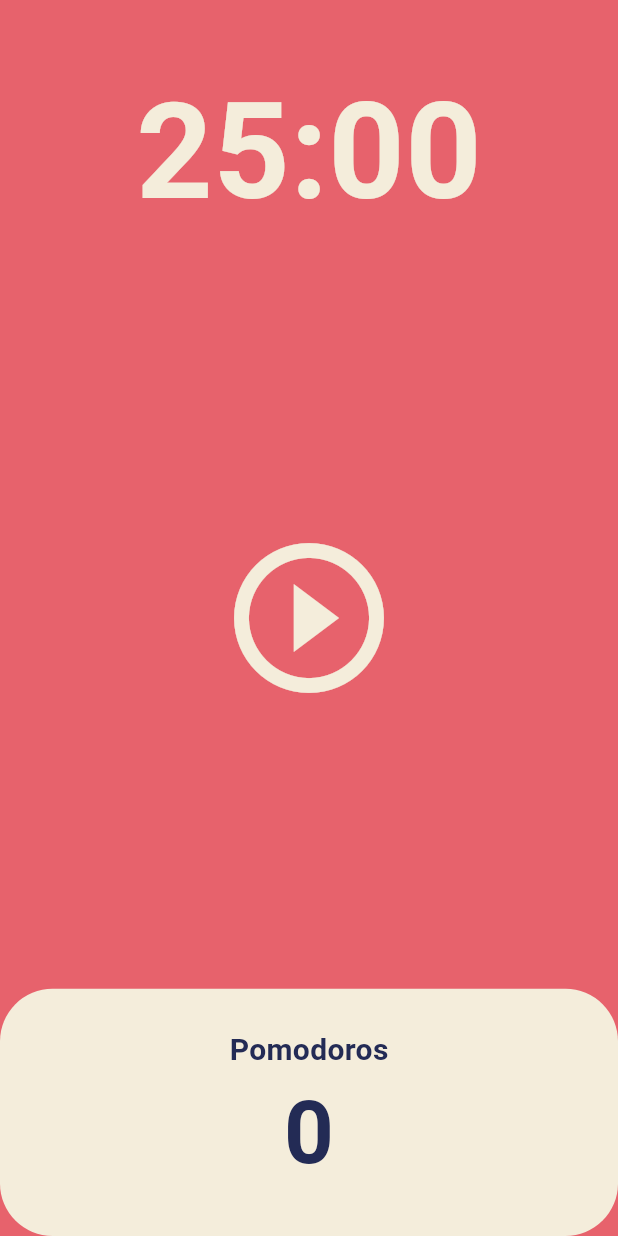
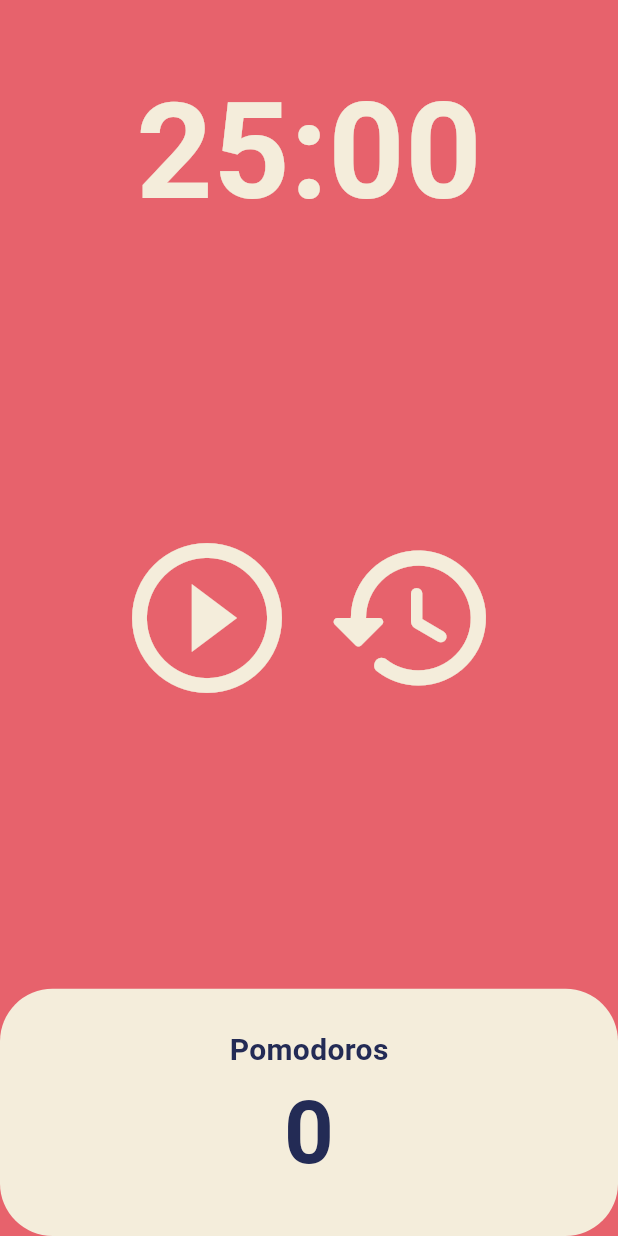
Before and after one commit to kijiwon/toonflix, a Flutter app: the screen it shows after launch, on a phone screen of 412 x 824 dp. Run offline on Flutter 3.47's test engine with Material 3 defaults, Android fonts, the phone set to English and light mode, and no system bars.

Commit message:
restart 버튼 추가

```diff
--- a/lib/screens/home_screen.dart
+++ b/lib/screens/home_screen.dart
@@ -74,14 +74,25 @@ class _HomeScreenState extends State<HomeScreen> {
           ),
           Flexible(
             flex: 3,
-            child: Center(
-              child: IconButton(
+            child: Container(
+              alignment: Alignment.center,
+              child: Row(
+                mainAxisAlignment: MainAxisAlignment.center,
+                children: [
+                  IconButton(
                     iconSize: 120,
                     color: Theme.of(context).cardColor,
                     onPressed: isRunning ? onPausePressed : onStartPressed,
                     icon: Icon(isRunning
                         ? Icons.pause_circle_outline
                         : Icons.play_circle_outline),
+                  ),
+                  IconButton(
+                      iconSize: 120,
+                      color: Theme.of(context).cardColor,
+                      onPressed: () {},
+                      icon: const Icon(Icons.restore_rounded))
+                ],
               ),
             ),
           ),
```
Lines whose indentation alone changed are shown as unchanged.
